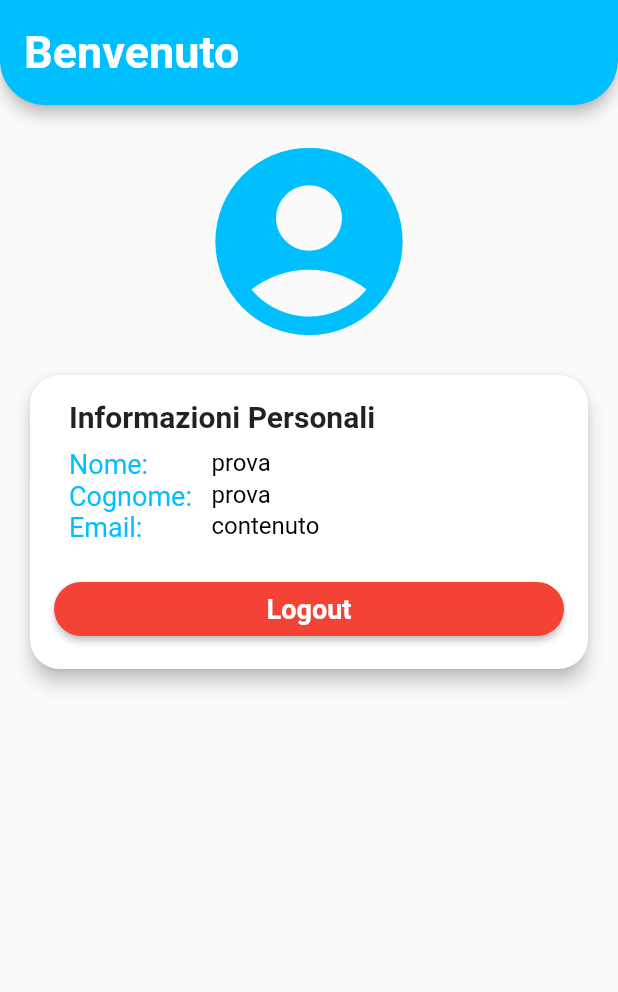
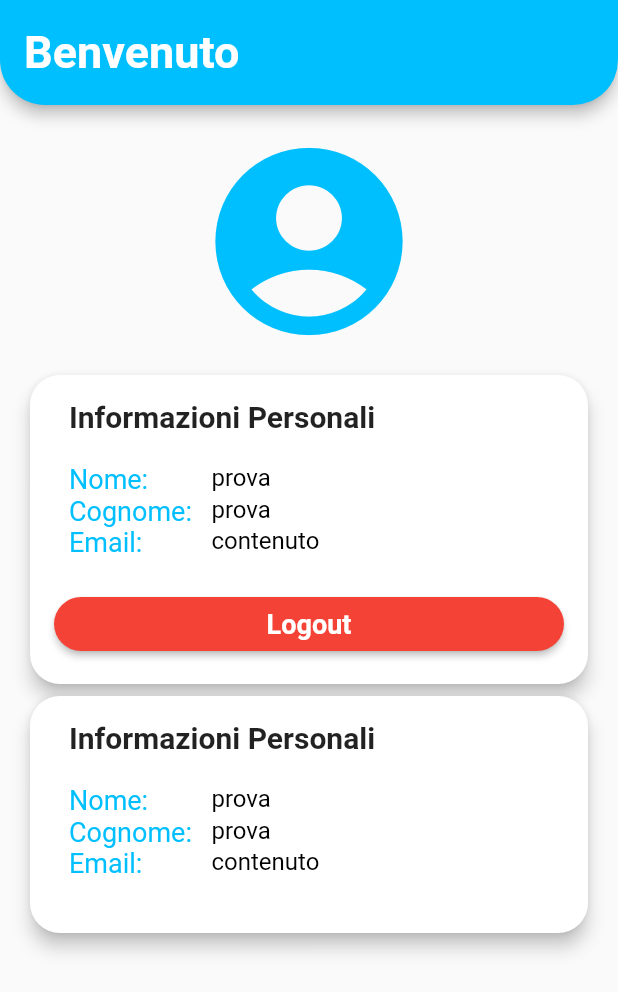
Before and after one commit to DavideTicchiarelli/easy_move_flutter, a Flutter app: the Profilo screen opened directly, on a phone screen of 412 x 824 dp. Shown: the top 992 px of the screen. Run offline on Flutter 3.47's test engine with Material 2 defaults, Android fonts, the phone set to English and light mode, and no system bars; our stand-ins replace cloud_firestore, firebase_auth, firebase_core, firebase_storage, fluttertoast, google_maps_flutter and 1 more; accounts and stored records are empty.

Commit message:
funzioni per creare widget di testo in richieste, profilo e signup

```diff
--- a/lib/Views/Profilo.dart
+++ b/lib/Views/Profilo.dart
@@ -30,14 +30,15 @@ class Profilo extends StatelessWidget {
         ),
         automaticallyImplyLeading: false,
       ),
-      body: Padding(
+      body: SingleChildScrollView(
+        child: Padding(
           padding: const EdgeInsets.all(16.0),
           child: Column(
             children: [
               const Icon(
-              Icons.account_circle, // Add your desired icon here
-              size: 150, // Adjust the icon size as needed
-              color: Color(0xFF00BFFF), // Customize the icon color
+                Icons.account_circle,
+                size: 150,
+                color: Color(0xFF00BFFF),
               ),
               const SizedBox(height: 10),
               Card(
@@ -50,7 +51,6 @@ class Profilo extends StatelessWidget {
                   child: Column(
                     crossAxisAlignment: CrossAxisAlignment.start,
                     children: [
-
                       const Padding(
                         padding: EdgeInsets.only(left: 10.0),
                         child: Text(
@@ -61,112 +61,23 @@ class Profilo extends StatelessWidget {
                           ),
                         ),
                       ),
-
                       const SizedBox(height: 10),
-                    const Row(
-                      crossAxisAlignment: CrossAxisAlignment.start,
-                      children: [
-                        SizedBox(width: 10),
+                      const SizedBox(height: 10),
+                      createTextWidget("Nome:", "prova", Colors.black),
+                      createTextWidget("Cognome:", "prova", Colors.black),
+                      createTextWidget("Email:", "contenuto", Colors.black),
+                      const SizedBox(height: 20),
                       SizedBox(
-                          width: 90,
-                          child: Column(
-                            crossAxisAlignment: CrossAxisAlignment.start,
-                            children: [
-                              Text(
-                                "Nome:",
-                                style: TextStyle(
-                                  fontSize: 18,
-                                  color: Color(0xFF00BFFF),
-                                ),
-                              ),
-                            ],
-                          ),
-                        ),
-                        SizedBox(width: 5),
-                        Flexible(
-                          child: Text(
-                            "prova",
-                            style: TextStyle(
-                              fontSize: 16,
-                              color: Colors.black,
-                            ),
-                          ),
-                        ),
-                      ],
-                    ),
-                    const Row(
-                      crossAxisAlignment: CrossAxisAlignment.start,
-                      children: [
-                        SizedBox(width: 10),
-                        SizedBox(
-                          width: 90,
-                          child: Column(
-                            crossAxisAlignment: CrossAxisAlignment.start,
-                            children: [
-                              Text(
-                                "Cognome:",
-                                style: TextStyle(
-                                  fontSize: 18,
-                                  color: Color(0xFF00BFFF),
-                                ),
-                              ),
-                            ],
-                          ),
-                        ),
-                        SizedBox(width: 5),
-                        Flexible(
-                          child: Text(
-                            "prova",
-                            style: TextStyle(
-                              fontSize: 16,
-                              color: Colors.black,
-                            ),
-                          ),
-                        ),
-                      ],
-                    ),
-                    const Row(
-                      crossAxisAlignment: CrossAxisAlignment.start,
-                      children: [
-                        SizedBox(width: 10),
-                        SizedBox(
-                          width: 90,
-                          child: Column(
-                            crossAxisAlignment: CrossAxisAlignment.start,
-                            children: [
-                              Text(
-                                "Email:",
-                                style: TextStyle(
-                                  fontSize: 18,
-                                  color: Color(0xFF00BFFF),
-                                ),
-                              ),
-                            ],
-                          ),
-                        ),
-                        SizedBox(width: 5),
-                        Flexible(
-                          child: Text(
-                            "contenuto",
-                            style: TextStyle(
-                              fontSize: 16,
-                              color: Colors.black,
-                            ),
-                          ),
-                        ),
-                      ],
-                    ),
-                    const SizedBox(height: 20), // Aggiunto uno spazio tra il testo e il pulsante
-
-                    SizedBox(
-                      width: double.infinity, // Imposta la larghezza del pulsante uguale a quella della Card
+                        width: double
+                            .infinity, // Imposta la larghezza del pulsante uguale a quella della Card
                         child: ElevatedButton(
                           onPressed: () {
                             // Azione da eseguire quando il pulsante viene premuto
                             // Puoi inserire qui la logica desiderata
                           },
                           style: ElevatedButton.styleFrom(
-                          backgroundColor: Colors.red, // Colore di sfondo del pulsante
+                            backgroundColor:
+                                Colors.red, // Colore di sfondo del pulsante
                             shape: RoundedRectangleBorder(
                               borderRadius: BorderRadius.circular(20.0),
                             ),
@@ -181,16 +92,79 @@ class Profilo extends StatelessWidget {
                           ),
                         ),
                       ),
-
                     ],
                   ),
                 ),
-
+              ),
+              Card(
+                shape: RoundedRectangleBorder(
+                  borderRadius: BorderRadius.circular(20.0),
+                ),
+                elevation: 5.0,
+                child: Padding(
+                  padding: const EdgeInsets.all(16.0),
+                  child: Column(
+                    crossAxisAlignment: CrossAxisAlignment.start,
+                    children: [
+                      const Padding(
+                        padding: EdgeInsets.only(left: 10.0),
+                        child: Text(
+                          'Informazioni Personali',
+                          style: TextStyle(
+                            fontSize: 20,
+                            fontWeight: FontWeight.bold,
+                          ),
+                        ),
+                      ),
+                      const SizedBox(height: 10),
+                      const SizedBox(height: 10),
+                      createTextWidget("Nome:", "prova", Colors.black),
+                      createTextWidget("Cognome:", "prova", Colors.black),
+                      createTextWidget("Email:", "contenuto", Colors.black),
+                      const SizedBox(height: 20),
+                    ],
+                  ),
+                ),
               ),
             ],
-
+          ),
         ),
       ),
     );
   }
+
+  //Funzione per creare il Widget di testo (usato nelle card sopra)
+  Widget createTextWidget(String label, String text, Color textColor) {
+    return Row(
+      crossAxisAlignment: CrossAxisAlignment.start,
+      children: [
+        const SizedBox(width: 10),
+        SizedBox(
+          width: 90,
+          child: Column(
+            crossAxisAlignment: CrossAxisAlignment.start,
+            children: [
+              Text(
+                label,
+                style: const TextStyle(
+                  fontSize: 18,
+                  color: Color(0xFF00BFFF),
+                ),
+              ),
+            ],
+          ),
+        ),
+        const SizedBox(width: 5),
+        Flexible(
+          child: Text(
+            text,
+            style: TextStyle(
+              fontSize: 16,
+              color: textColor,
+            ),
+          ),
+        ),
+      ],
+    );
   }
+}
```
Also changed, not shown: lib/Views/PannelloRichieste.dart (+15 -24 lines), lib/Views/Signup.dart (+105 -137 lines). Lines whose indentation alone changed are shown as unchanged.
